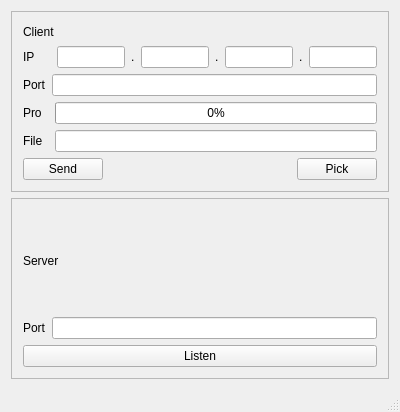
This is mainwindow.ui in TianZerL/LAN_Files_Transmission as Qt 5 draws it before an edit. The edited form follows.
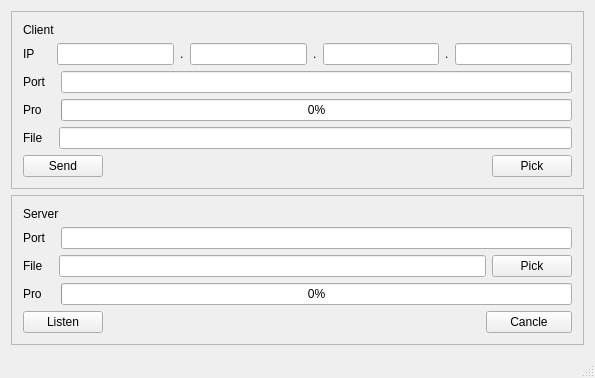
This is the edited form.

Commit message: Created tcp server and client

Diff of the .ui file:
```diff
--- a/mainwindow.ui
+++ b/mainwindow.ui
@@ -2,14 +2,6 @@
 <ui version="4.0">
  <class>MainWindow</class>
  <widget class="QMainWindow" name="MainWindow">
-  <property name="geometry">
-   <rect>
-    <x>0</x>
-    <y>0</y>
-    <width>400</width>
-    <height>412</height>
-   </rect>
-  </property>
   <property name="windowTitle">
    <string>MainWindow</string>
   </property>
@@ -96,7 +88,7 @@
          <item row="0" column="0">
           <widget class="QLabel" name="port_lb">
            <property name="text">
-            <string>Port</string>
+            <string>Port   </string>
            </property>
           </widget>
          </item>
@@ -110,7 +102,7 @@
          <item row="0" column="0">
           <widget class="QLabel" name="label">
            <property name="text">
-            <string>Pro  </string>
+            <string>Pro    </string>
            </property>
           </widget>
          </item>
@@ -124,17 +116,17 @@
         </layout>
        </item>
        <item row="4" column="0">
-        <layout class="QGridLayout" name="gridLayout_3">
-         <item row="0" column="0">
-          <widget class="QLabel" name="file_lb">
-           <property name="text">
-            <string>File  </string>
-           </property>
-          </widget>
-         </item>
+        <layout class="QGridLayout" name="file_path">
          <item row="0" column="1">
           <widget class="QLineEdit" name="file_le"/>
          </item>
+         <item row="0" column="0">
+          <widget class="QLabel" name="file_lb">
+           <property name="text">
+            <string>File   </string>
+           </property>
+          </widget>
+         </item>
         </layout>
        </item>
        <item row="5" column="0">
@@ -179,7 +171,7 @@
       <property name="frameShadow">
        <enum>QFrame::Raised</enum>
       </property>
-      <layout class="QGridLayout" name="gridLayout">
+      <layout class="QGridLayout" name="gridLayout_3">
        <item row="0" column="0">
         <widget class="QLabel" name="server_lb">
          <property name="text">
@@ -187,31 +179,86 @@
          </property>
         </widget>
        </item>
-       <item row="1" column="0">
-        <layout class="QGridLayout" name="server">
+       <item row="1" column="0" colspan="4">
+        <layout class="QGridLayout" name="gridLayout">
          <item row="0" column="0">
-          <layout class="QGridLayout" name="port_server">
-           <item row="0" column="0">
-            <widget class="QLabel" name="port_lb_server">
-             <property name="text">
-              <string>Port</string>
-             </property>
-            </widget>
-           </item>
-           <item row="0" column="1">
-            <widget class="QLineEdit" name="port_le_server"/>
-           </item>
-          </layout>
+          <widget class="QLabel" name="port_lb_server">
+           <property name="text">
+            <string>Port   </string>
+           </property>
+          </widget>
          </item>
-         <item row="1" column="0">
-          <widget class="QPushButton" name="pushButton">
+         <item row="0" column="1">
+          <widget class="QLineEdit" name="port_le_server"/>
+         </item>
+        </layout>
+       </item>
+       <item row="2" column="0" colspan="3">
+        <layout class="QGridLayout" name="file_path_server">
+         <item row="0" column="0">
+          <widget class="QLabel" name="file_lb_server">
            <property name="text">
-            <string>Listen</string>
+            <string>File   </string>
            </property>
           </widget>
          </item>
+         <item row="0" column="1">
+          <widget class="QLineEdit" name="file_le_server"/>
+         </item>
         </layout>
        </item>
+       <item row="2" column="3">
+        <widget class="QPushButton" name="pick_pb_2">
+         <property name="text">
+          <string>Pick</string>
+         </property>
+        </widget>
+       </item>
+       <item row="3" column="0" colspan="4">
+        <layout class="QGridLayout" name="pro_server">
+         <item row="0" column="0">
+          <widget class="QLabel" name="pro_lb_server">
+           <property name="text">
+            <string>Pro    </string>
+           </property>
+          </widget>
+         </item>
+         <item row="0" column="1">
+          <widget class="QProgressBar" name="process_server">
+           <property name="value">
+            <number>0</number>
+           </property>
+          </widget>
+         </item>
+        </layout>
+       </item>
+       <item row="4" column="0">
+        <widget class="QPushButton" name="listen_pb">
+         <property name="text">
+          <string>Listen</string>
+         </property>
+        </widget>
+       </item>
+       <item row="4" column="1">
+        <spacer name="horizontalSpacer_2">
+         <property name="orientation">
+          <enum>Qt::Horizontal</enum>
+         </property>
+         <property name="sizeHint" stdset="0">
+          <size>
+           <width>371</width>
+           <height>20</height>
+          </size>
+         </property>
+        </spacer>
+       </item>
+       <item row="4" column="2" colspan="2">
+        <widget class="QPushButton" name="cancle_pb">
+         <property name="text">
+          <string>Cancle</string>
+         </property>
+        </widget>
+       </item>
       </layout>
      </widget>
     </item>
```
Left out of the diff: 22 changed lines with no effect on the pictures. The commit also changes 2 other files.
